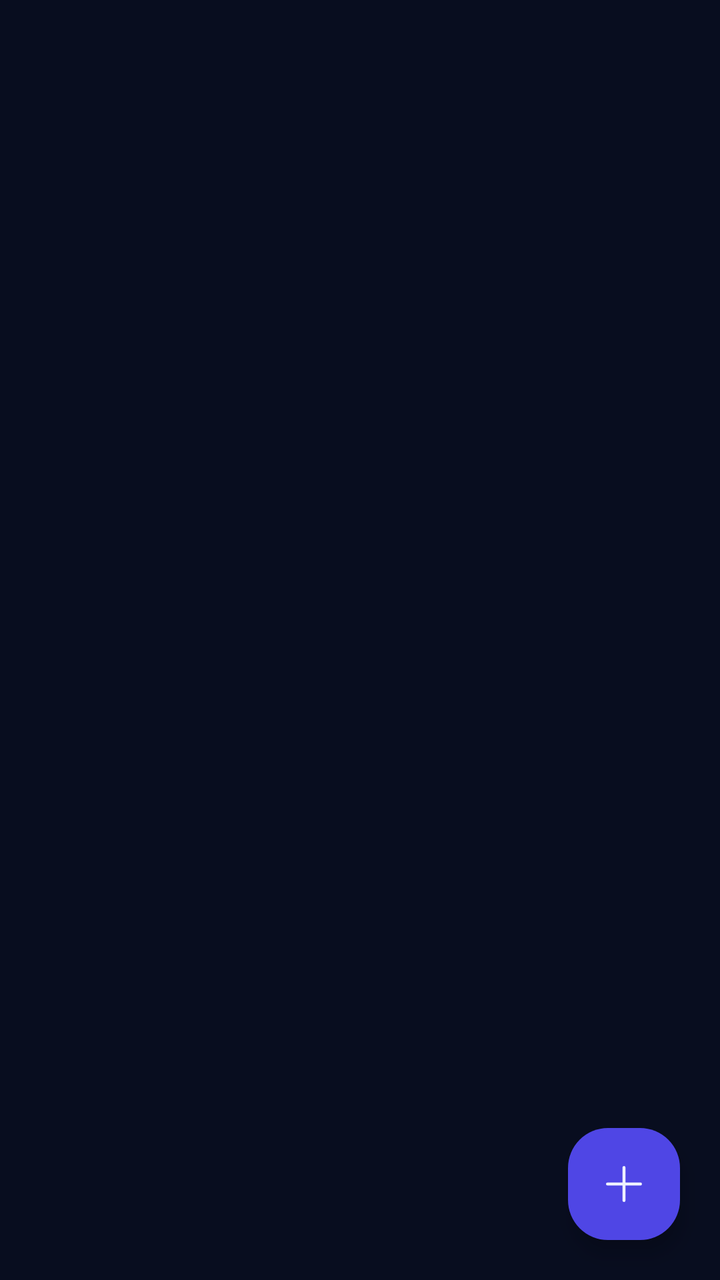
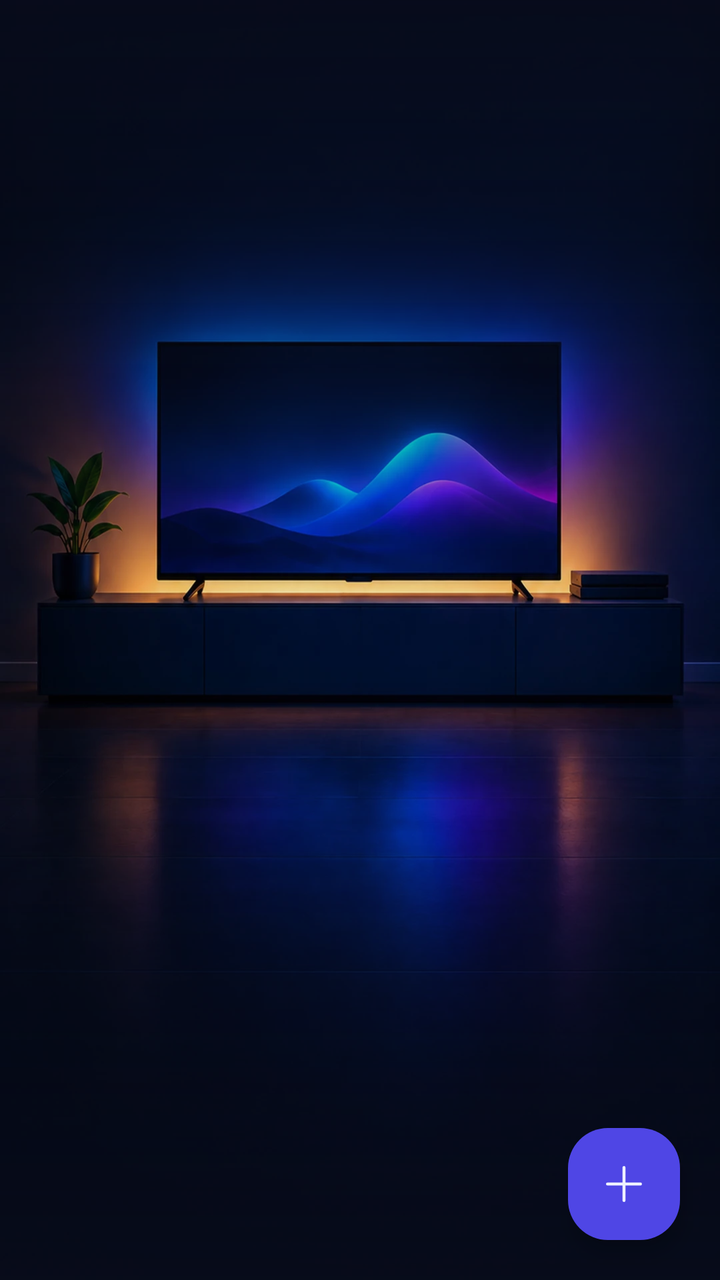

Compare the two renders of this Android layout. The source of the first and the diff that turns it into the second are given below.
<!-- AndroidManifest.xml: application theme Theme.BeamPad -->
<!-- res/layout/fragment_snippets.xml -->
<?xml version="1.0" encoding="utf-8"?>
<FrameLayout xmlns:android="http://schemas.android.com/apk/res/android"
    xmlns:app="http://schemas.android.com/apk/res-auto"
    android:layout_width="match_parent"
    android:layout_height="match_parent">

    <androidx.recyclerview.widget.RecyclerView
        android:id="@+id/list"
        android:layout_width="match_parent"
        android:layout_height="match_parent"
        android:clipToPadding="false"
        android:paddingBottom="96dp" />

    
    <LinearLayout
        android:id="@+id/empty"
        android:layout_width="match_parent"
        android:layout_height="match_parent"
        android:orientation="vertical"
        android:visibility="gone">

        <Space
            android:layout_width="match_parent"
            android:layout_height="0dp"
            android:layout_weight="72" />

        <TextView
            android:layout_width="match_parent"
            android:layout_height="wrap_content"
            android:gravity="center"
            android:text="@string/snippets_empty_title"
            android:textAppearance="?attr/textAppearanceHeadlineSmall"
            android:textStyle="bold"
            android:textColor="@color/bp_text" />

        <TextView
            android:layout_width="match_parent"
            android:layout_height="wrap_content"
            android:layout_marginTop="8dp"
            android:layout_marginStart="32dp"
            android:layout_marginEnd="32dp"
            android:gravity="center"
            android:lineSpacingExtra="3dp"
            android:text="@string/snippets_empty_body"
            android:textAppearance="?attr/textAppearanceBodyMedium"
            android:textColor="@color/bp_text_dim" />

        <Space
            android:layout_width="match_parent"
            android:layout_height="0dp"
            android:layout_weight="28" />
    </LinearLayout>

    <com.google.android.material.floatingactionbutton.FloatingActionButton
        android:id="@+id/add"
        android:layout_width="wrap_content"
        android:layout_height="wrap_content"
        android:layout_gravity="bottom|end"
        android:layout_margin="20dp"
        android:src="@drawable/ic_plus"
        app:backgroundTint="@color/bp_accent"
        app:tint="@color/bp_text"
        app:fabSize="normal"
        app:shapeAppearanceOverlay="@style/Shape.Fab.Squircle"
        android:contentDescription="@string/snippet_add" />

</FrameLayout>
<!-- resources referenced by this layout -->
<resources>
  <color name="bp_accent">#4F46E5</color>
  <color name="bp_text">#EEF1FF</color>
  <color name="bp_text_dim">#9BA4CC</color>
  <!-- drawable ic_plus (drawable) -->
  <?xml version="1.0" encoding="utf-8"?>
  <vector xmlns:android="http://schemas.android.com/apk/res/android"
      android:width="24dp"
      android:height="24dp"
      android:viewportWidth="256"
      android:viewportHeight="256"
      android:tint="?attr/colorControlNormal">
      <path
          android:fillColor="@android:color/white"
          android:pathData="M224,128a8,8,0,0,1-8,8H136v80a8,8,0,0,1-16,0V136H40a8,8,0,0,1,0-16h80V40a8,8,0,0,1,16,0v80h80A8,8,0,0,1,224,128Z" />
  </vector>
  <string name="snippet_add">Add snippet</string>
  <string name="snippets_empty_body">Save a wifi password or login and send it\nto your TV with one tap.</string>
  <string name="snippets_empty_title">No snippets yet</string>
  <style name="Shape.Fab.Squircle" parent="">
          <item name="cornerFamily">rounded</item>
          <item name="cornerSize">20dp</item>
      </style>
  <style name="Theme.BeamPad" parent="Theme.Material3.Dark.NoActionBar">
          <item name="colorPrimary">@color/bp_accent</item>
          <item name="colorOnPrimary">@color/bp_text</item>
          <item name="colorSurface">@color/bp_surface</item>
          <item name="colorOnSurface">@color/bp_text</item>
          <item name="colorSurfaceVariant">@color/bp_surface_raised</item>
          <item name="colorOnSurfaceVariant">@color/bp_text_dim</item>
          <item name="colorOutline">@color/bp_stroke</item>
          <item name="android:colorBackground">@color/bp_bg</item>
          <item name="android:statusBarColor">@android:color/transparent</item>
          <item name="android:navigationBarColor">@android:color/transparent</item>
          <item name="android:windowLightStatusBar">false</item>
          <item name="android:windowLightNavigationBar">false</item>
      </style>
  <color name="bp_surface">#141B3D</color>
  <color name="bp_surface_raised">#1B2350</color>
  <color name="bp_stroke">#3B4190</color>
  <color name="bp_bg">#080D1F</color>
</resources>

<!-- the commit's change to res/layout/fragment_snippets.xml (unified diff, before → after) -->
@@ -3,6 +3,21 @@
     xmlns:app="http://schemas.android.com/apk/res-auto"
     android:layout_width="match_parent"
     android:layout_height="match_parent">
+
+    
+    <ImageView
+        android:id="@+id/backdrop"
+        android:layout_width="match_parent"
+        android:layout_height="match_parent"
+        android:src="@drawable/bg_room"
+        android:scaleType="centerCrop"
+        android:contentDescription="@null" />
+
+    <View
+        android:id="@+id/backdropScrim"
+        android:layout_width="match_parent"
+        android:layout_height="match_parent"
+        android:background="@drawable/scrim_vertical" />
 
     <androidx.recyclerview.widget.RecyclerView
         android:id="@+id/list"
<!-- resource entries referenced after the edit -->
@@ -3,6 +3,7 @@
   <color name="bp_accent">#4F46E5</color>
   <color name="bp_text">#EEF1FF</color>
   <color name="bp_text_dim">#9BA4CC</color>
+  <!-- drawable bg_room: webp bitmap (drawable-nodpi, 54452 bytes) -->
   <!-- drawable ic_plus (drawable) -->
   <?xml version="1.0" encoding="utf-8"?>
   <vector xmlns:android="http://schemas.android.com/apk/res/android"
@@ -15,6 +16,30 @@
           android:fillColor="@android:color/white"
           android:pathData="M224,128a8,8,0,0,1-8,8H136v80a8,8,0,0,1-16,0V136H40a8,8,0,0,1,0-16h80V40a8,8,0,0,1,16,0v80h80A8,8,0,0,1,224,128Z" />
   </vector>
+  <!-- drawable scrim_vertical (drawable) -->
+  <?xml version="1.0" encoding="utf-8"?>
+  <layer-list xmlns:android="http://schemas.android.com/apk/res/android">
+      <item>
+          <shape android:shape="rectangle">
+              <gradient
+                  android:type="linear"
+                  android:angle="270"
+                  android:startColor="#F2070B1A"
+                  android:centerColor="#00070B1A"
+                  android:endColor="#00070B1A" />
+          </shape>
+      </item>
+      <item>
+          <shape android:shape="rectangle">
+              <gradient
+                  android:type="linear"
+                  android:angle="90"
+                  android:startColor="#F5070B1A"
+                  android:centerColor="#00070B1A"
+                  android:endColor="#00070B1A" />
+          </shape>
+      </item>
+  </layer-list>
   <string name="snippet_add">Add snippet</string>
   <string name="snippets_empty_body">Save a wifi password or login and send it\nto your TV with one tap.</string>
   <string name="snippets_empty_title">No snippets yet</string>
